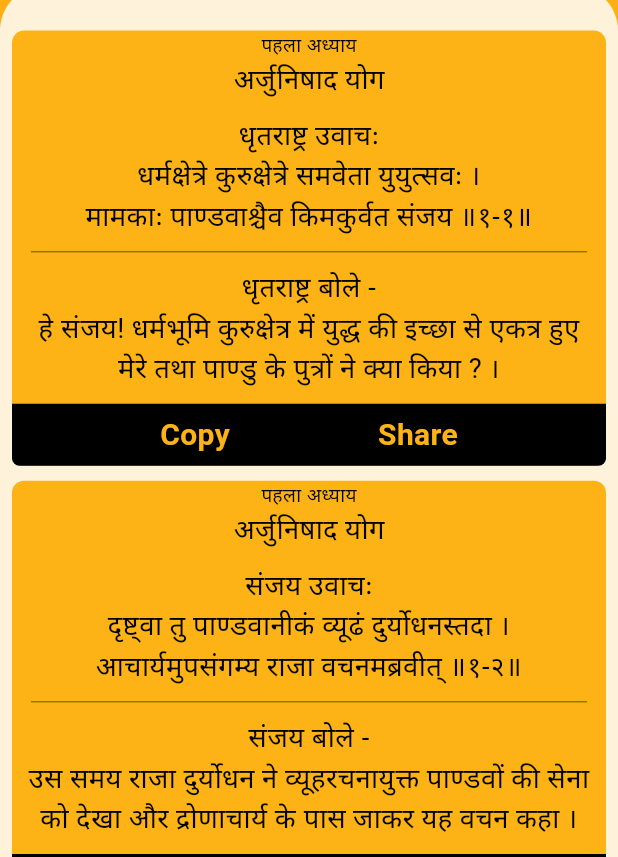
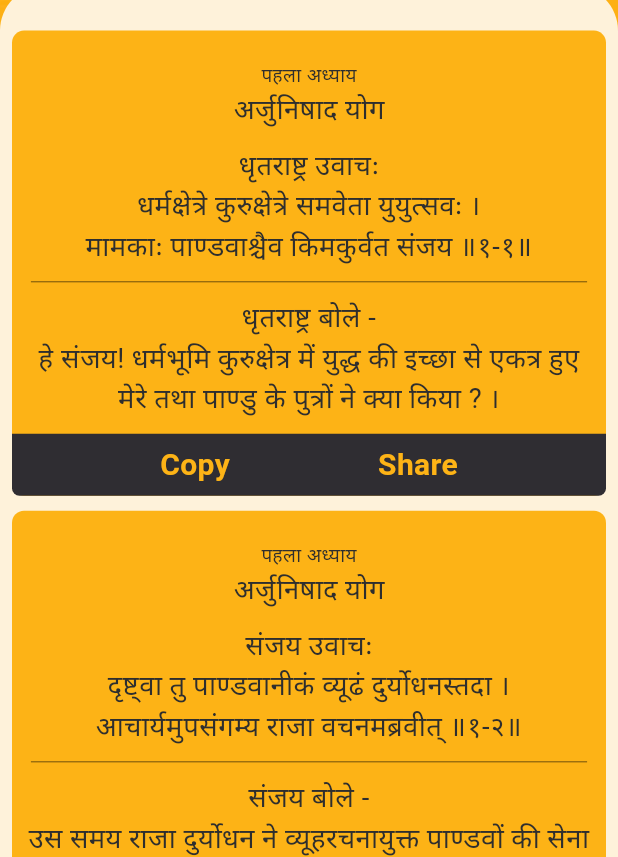
Before and after one commit to MauryaAayush/bhagvad_geeta, a Flutter app: the screen it shows after launch, on a phone screen of 412 x 824 dp, the part 379-1236 px from its top. Run offline on Flutter 3.47's test engine with Material 3 defaults, Android fonts, the phone set to English and light mode, and no system bars.

Commit message:
Radhey Radhey

```diff
--- a/lib/Views/SelectionScreen.dart
+++ b/lib/Views/SelectionScreen.dart
@@ -88,12 +88,15 @@ class _FinalScreenState extends State<FinalScreen> {
         child: Column(
           mainAxisAlignment: MainAxisAlignment.spaceBetween,
           children: [
-            Text(
-              data[0]['Bhaags'][bhaagIndex]['id'],
-              style: TextStyle(
-                fontSize: height / 65,
-                fontWeight: FontWeight.w400,
-                color: Colors.black,
+            Padding(
+              padding: const EdgeInsets.fromLTRB(0, 20, 0, 0),
+              child: Text(
+                data[0]['Bhaags'][bhaagIndex]['id'],
+                style: TextStyle(
+                  fontSize: height / 65,
+                  fontWeight: FontWeight.w400,
+                  color: Color(0xFF2E2E2E),
+                ),
               ),
             ),
             Text(
@@ -101,7 +104,7 @@ class _FinalScreenState extends State<FinalScreen> {
               style: TextStyle(
                 fontSize: height / 45,
                 fontWeight: FontWeight.w400,
-                color: Colors.black,
+                color: Color(0xFF2E2E2E),
               ),
             ),
             Padding(
@@ -111,7 +114,7 @@ class _FinalScreenState extends State<FinalScreen> {
                 style: TextStyle(
                   fontSize: height / 45,
                   fontWeight: FontWeight.w400,
-                  color: Colors.black,
+                  color: Color(0xFF2E2E2E),
                 ),
                 textAlign: TextAlign.center,
               ),
@@ -136,7 +139,7 @@ class _FinalScreenState extends State<FinalScreen> {
                 style: TextStyle(
                   fontSize: height / 45,
                   fontWeight: FontWeight.w400,
-                  color: Colors.black,
+                  color: Color(0xFF2E2E2E),
                 ),
               ),
             ),
@@ -145,7 +148,7 @@ class _FinalScreenState extends State<FinalScreen> {
               height: height * 0.05,
               width: width,
               decoration: BoxDecoration(
-                  color: Colors.black,
+                  color: Color(0xFF2F2D32),
                   borderRadius: BorderRadius.only(
                       bottomLeft: Radius.circular(5),
                       bottomRight: Radius.circular(5))),
```
